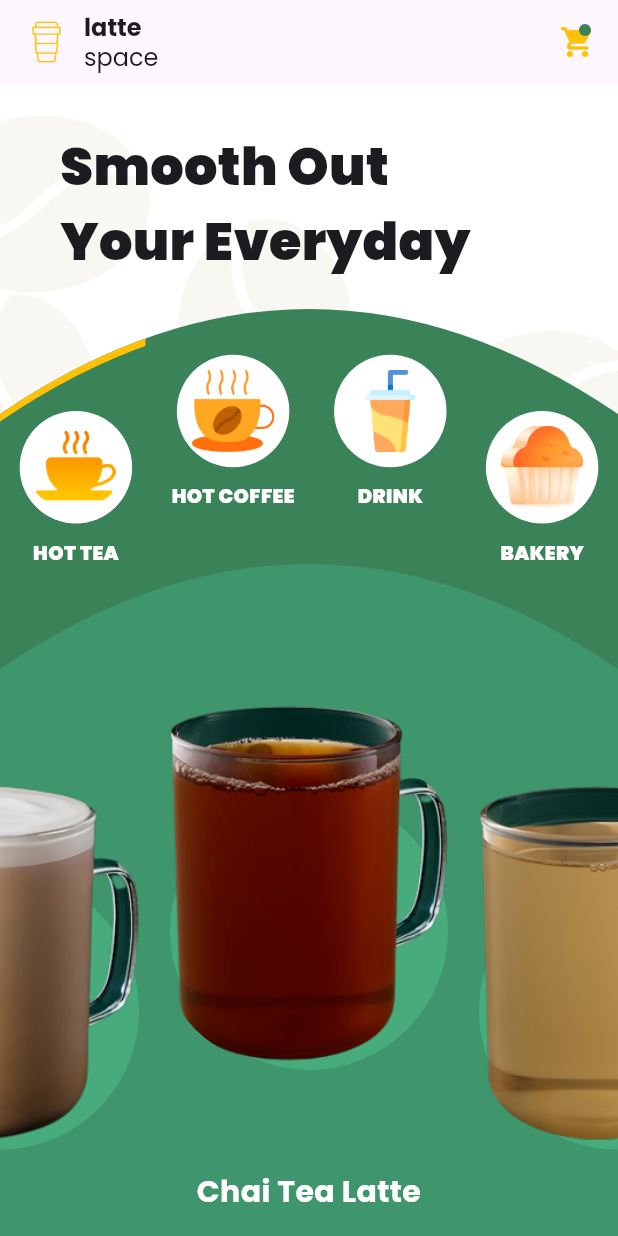
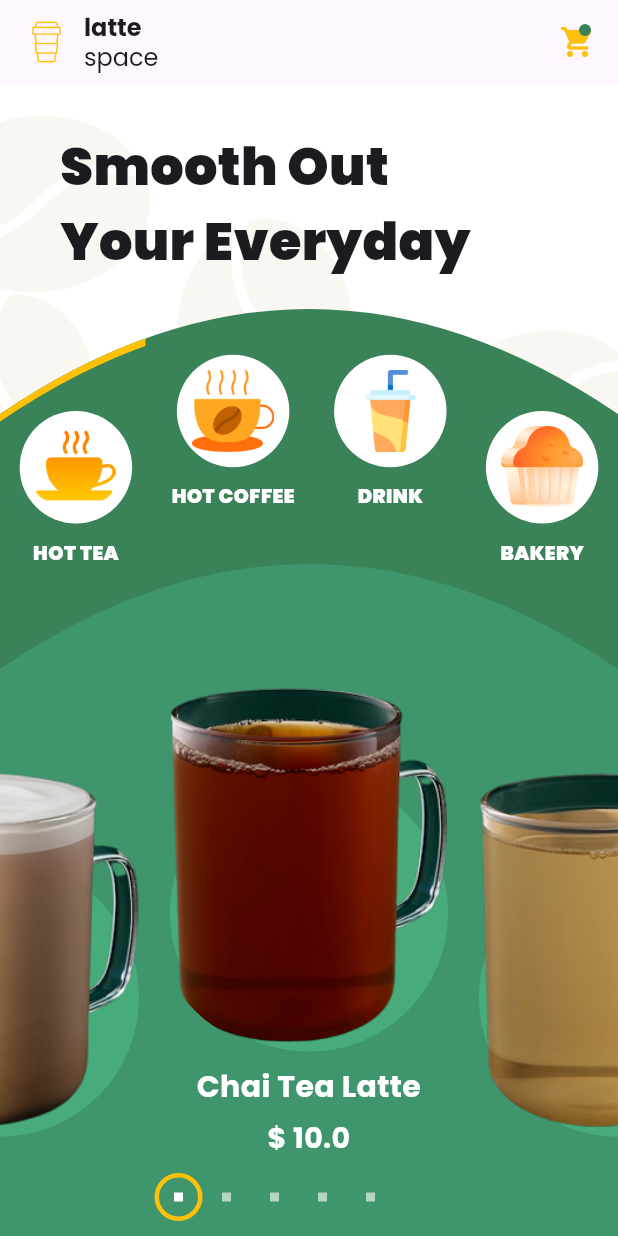
Before and after one commit to Takemitchy-101/Coffee_shop, a Flutter app: the screen it shows after launch, on a phone screen of 412 x 824 dp. Run offline on Flutter 3.47's test engine with Material 3 defaults, Android fonts, the phone set to English and light mode, and no system bars; our stand-ins replace flutter_svg, google_fonts.

```diff
--- a/lib/Models/Product_model.dart
+++ b/lib/Models/Product_model.dart
@@ -24,8 +24,8 @@ class Product {
     required this.price,
     required this.category,
   });
+}
 
-}
   List<Product> products = [
 
     //hot tea
@@ -63,13 +63,13 @@ class Product {
     Product(name: "Strawberry Creme Frappuccino Blended Beverage", image: "Drinks/drink6.png", price: 14, category: categories[2]),
 
     ///bakery
-    Product(name: "BlueBerry Muffins", image: "Bakery/bakery1.png", price: 25, category: categories[3]),
+    Product(name: "BlueBerry Muffins", image: "Bakery/bakery5.png", price: 25, category: categories[3]),
 
-    Product(name: "BlueBerry Scone", image: "Bakery/bakery2.png", price: 30, category: categories[3]),
+    Product(name: "BlueBerry Scone", image: "Bakery/bakery5.png", price: 30, category: categories[3]),
 
-    Product(name: "Butter Croissant", image: "Bakery/bakery3.png", price: 35, category: categories[3]),
+    Product(name: "Butter Croissant", image: "Bakery/bakery5.png", price: 35, category: categories[3]),
 
-    Product(name: "Petite Vanila Bean Scone", image: "Bakery/bakery4.png", price: 40, category: categories[3]),
+    Product(name: "Petite Vanila Bean Scone", image: "Bakery/bakery5.png", price: 40, category: categories[3]),
 
     Product(name: "Pink Drink StarBucks  Refresher Beverage", image: "Bakery/bakery5.png", price: 45, category: categories[3]),
 
--- a/lib/Screens/Home_screen.dart
+++ b/lib/Screens/Home_screen.dart
@@ -1,11 +1,14 @@
 import 'dart:math';
 
 import 'package:coffee_shop/Models/Product_model.dart';
+import 'package:coffee_shop/Screens/detailScreen.dart';
 import 'package:coffee_shop/utils/colors.dart';
 import 'package:coffee_shop/widgets/Product%20Image.dart';
+import 'package:coffee_shop/widgets/animation.dart';
 import 'package:coffee_shop/widgets/background.dart';
 import 'package:coffee_shop/widgets/category_item.dart';
 import 'package:flutter/material.dart';
+// import 'package:flutter/widgets.dart';
 
 class HomePage extends StatefulWidget {
   const HomePage({super.key});
@@ -155,10 +158,17 @@ class _HomePageState extends State<HomePage> {
                         double angle = 0.0;
                         final item = dataProducts[index % dataProducts.length];
                         return GestureDetector(
-                          onTap: () {},
+                          onTap: () => Navigator.push(context, MaterialPageRoute(builder: (context) =>
+                          Detailscreen(
+                            product: dataProducts[index % dataProducts.length],
+                              ),
+                            ),
+                          ),
+                          child: Hero(
+                            tag: item.name,
                             child: Padding(
                               padding:
-                                EdgeInsets.only(top: 150 - scale / 1.6 * 170),
+                                  EdgeInsets.only(top: 145 - scale / 1.5 * 170),
                               child: Transform.rotate(
                                 angle: angle * pi,
                                 child: Stack(
@@ -168,6 +178,7 @@ class _HomePageState extends State<HomePage> {
                                       product: item,
                                     )
                                   ],
+                                ),
                               ),
                             ),
                           ),
@@ -193,7 +204,28 @@ class _HomePageState extends State<HomePage> {
                             color: Color.fromRGBO(255, 255, 255, 1),
                            ),
                           ),
-                          SizedBox(height: 15,)
+                          const SizedBox(height: 5),
+
+                          Text("\$ ${dataProducts[currentProduct % dataProducts.length].price}",
+                          textAlign:TextAlign.center,
+                          maxLines: 2,
+                          style: const TextStyle(
+                            fontWeight: FontWeight.bold,
+                            fontSize: 19,
+                            height: 1.5,
+                            color: Colors.white,
+                          ),
+                        ),
+                          const SizedBox(height: 10,),
+                          Row(
+                            children:
+                                List.generate(
+                                  dataProducts.length,
+                                  (index) => indicator(index, currentProduct),
+                                ),
+                          ),
+
+                          const SizedBox(height: 10,),
                         ],
                       ),
                     )
--- /dev/null
+++ b/lib/widgets/animation.dart
@@ -0,0 +1,23 @@
+import 'package:flutter/material.dart';
+
+AnimatedContainer indicator(int index, int currProduct) {
+  return AnimatedContainer(
+    duration: const Duration(milliseconds: 300),
+    decoration: BoxDecoration(
+      shape: BoxShape.circle,
+      border: Border.all(
+        width: 3,
+        color: index == currProduct ? Colors.amber : Colors.transparent),
+    ),
+    padding: const EdgeInsets.all(10),
+
+    child: Container(
+      width: 6,
+      height: 6,
+      decoration: BoxDecoration(
+        color: index == currProduct ? Colors.white  : Colors.white60,
+      ),
+    ),
+
+  );
+}
```
Also changed, not shown: lib/Screens/detailScreen.dart (added, +70 -0 lines). Lines whose indentation alone changed are shown as unchanged.
